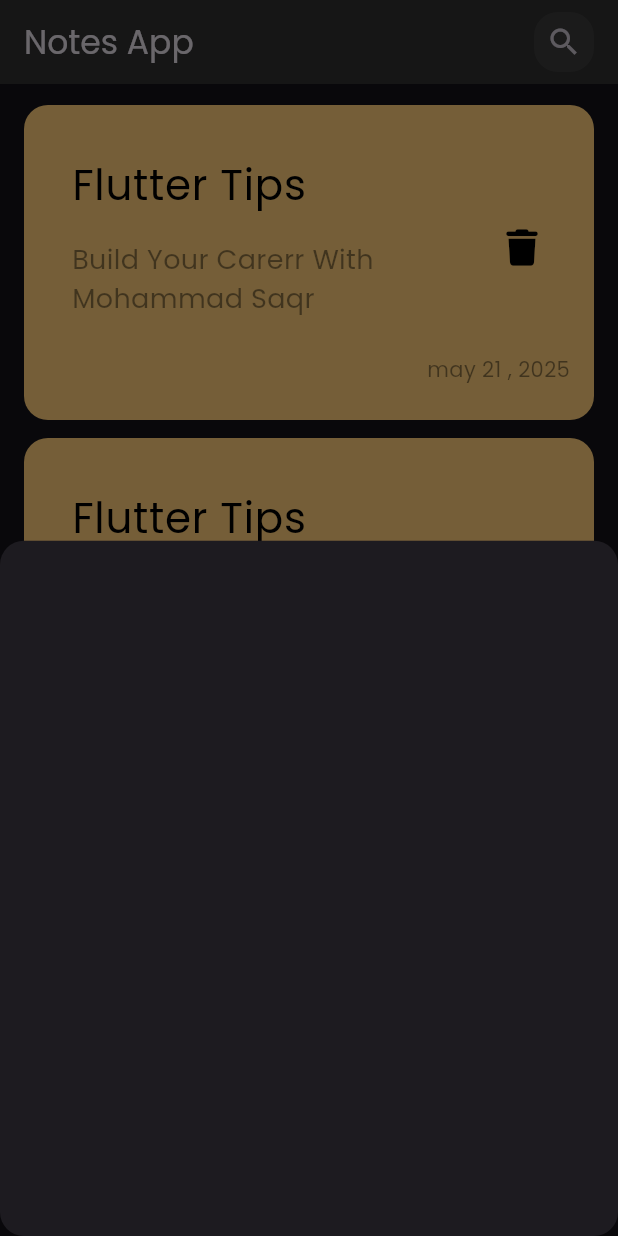
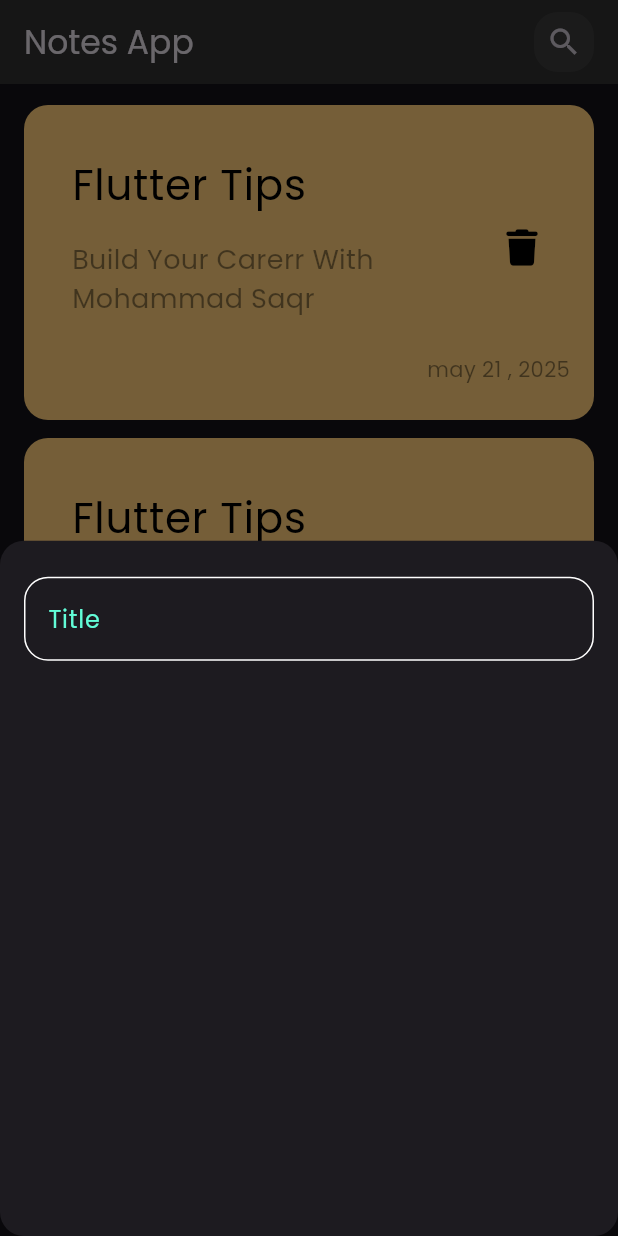
Before and after one commit to MohamedSaqr4/notes_app, a Flutter app: the screen it shows after launch, after a tap on the "add" icon, on a phone screen of 412 x 824 dp. Run offline on Flutter 3.47's test engine with Material 3 defaults, Android fonts, the phone set to English and light mode, and no system bars; our stand-ins replace font_awesome_flutter.

Commit message:
Create Custo Text Field

```diff
--- /dev/null
+++ b/lib/constants.dart
@@ -0,0 +1,3 @@
+import 'package:flutter/material.dart';
+
+const kPrimryColor= Color(0xff62FCD7);
--- a/lib/views/widgets/AddNoteBottomSheet.dart
+++ b/lib/views/widgets/AddNoteBottomSheet.dart
@@ -1,4 +1,5 @@
 import 'package:flutter/material.dart';
+import 'package:note_app/views/widgets/CustomTiextField.dart';
 
 class AddNoteBottomSheet extends StatelessWidget {
   const AddNoteBottomSheet({
@@ -7,6 +8,14 @@ class AddNoteBottomSheet extends StatelessWidget {
 
   @override
   Widget build(BuildContext context) {
-    return Container();
+    return const Padding(
+      padding: EdgeInsets.symmetric(horizontal: 16.0),
+      child: Column(
+        children: [
+          SizedBox(height: 24),
+          CustomTextField(),
+        ],
+      ),
+    );
   }
 }
--- /dev/null
+++ b/lib/views/widgets/CustomTiextField.dart
@@ -0,0 +1,32 @@
+import 'package:flutter/material.dart';
+import 'package:note_app/constants.dart';
+
+class CustomTextField extends StatelessWidget {
+  const CustomTextField({
+    super.key,
+  });
+
+  @override
+  Widget build(BuildContext context) {
+    return TextField(
+      cursorColor: kPrimryColor, //  color of ----> |
+      decoration: InputDecoration(
+        hintText: 'Title',
+        hintStyle: const TextStyle(color: kPrimryColor),
+        border: BuildBorder(),
+        enabledBorder: BuildBorder(),
+        focusedBorder: BuildBorder(color: kPrimryColor),
+      ),
+    );
+  }
+
+  OutlineInputBorder BuildBorder({color}) {
+    return OutlineInputBorder(
+      borderRadius: BorderRadius.circular(16),
+      borderSide: BorderSide(
+        color: color ?? Colors.white,
+      ),
+    );
+    //Color in border side if color send هيساوية dont send check by ?? if = null thats meaning dont send then will ne = white
+  }
+}
```
